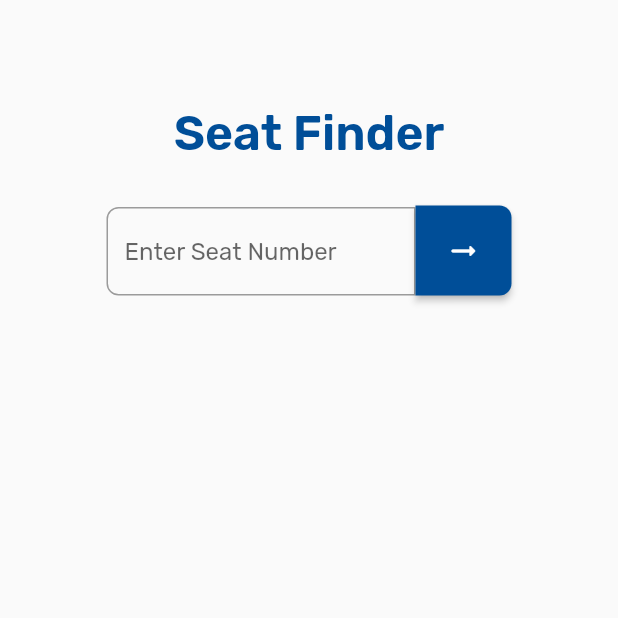
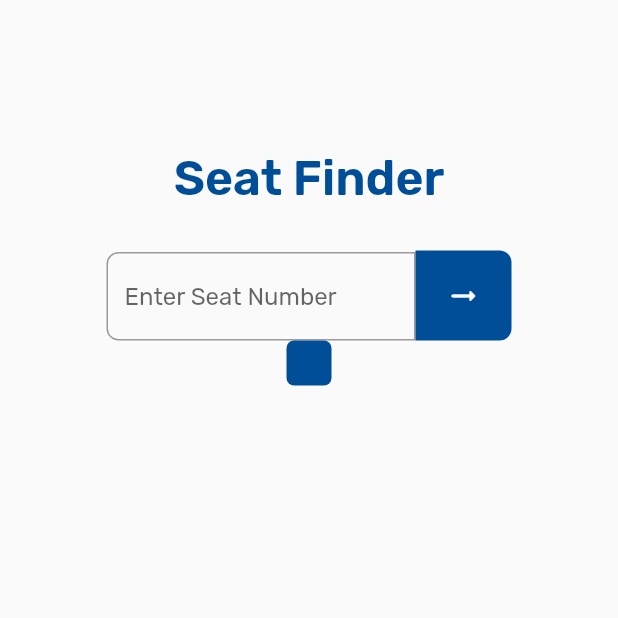
Before and after one commit to Saurav-K-S/berth_finder, a Flutter app: the Seat screen opened directly, on a phone screen of 412 x 824 dp, the top half of it. Run offline on Flutter 3.47's test engine with Material 2 defaults, Android fonts, the light colour scheme and no system bars.

Commit message:
seating to be addede

```diff
--- a/lib/pages/seat.dart
+++ b/lib/pages/seat.dart
@@ -31,7 +31,7 @@ class _SeatState extends State<Seat> {
         children: [
           const Center(
             child: Padding(
-                padding: EdgeInsets.only(top: 70),
+                padding: EdgeInsets.only(top: 100),
                 child: Text(
                   'Seat Finder',
                   style: TextStyle(
@@ -72,13 +72,23 @@ class _SeatState extends State<Seat> {
                           shape: const RoundedRectangleBorder(
                               borderRadius: BorderRadiusDirectional.only(
                                   topEnd: Radius.circular(8),
-                                  bottomEnd: Radius.circular(8)))),
+                                  bottomEnd: Radius.circular(8))),
+                          elevation: 0),
                       onPressed: () {
                         print(myController.text);
                       },
                       child: const Icon(Icons.arrow_right_alt_rounded)),
                 ))
-              ])
+              ]),
+          Flexible(
+            child: Container(
+              height: 30,
+              width: 30,
+              decoration: BoxDecoration(
+                  borderRadius: BorderRadius.circular(5),
+                  color: const Color(0xff004E98)),
+            ),
+          )
         ],
       ),
     );
```
